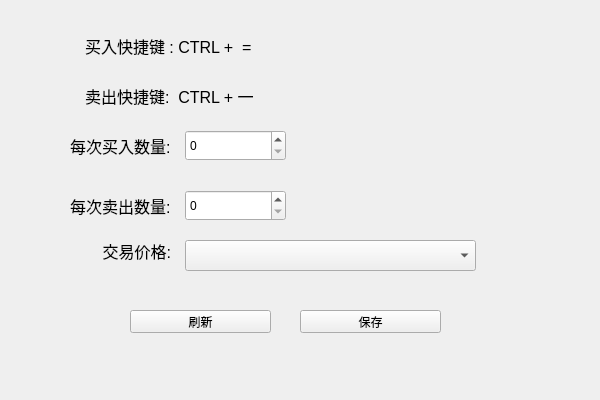
spartawwy/mytrd_proj, file FlashingOrder/FlashingOrder_qt/flashingorder.ui: the form before one commit.
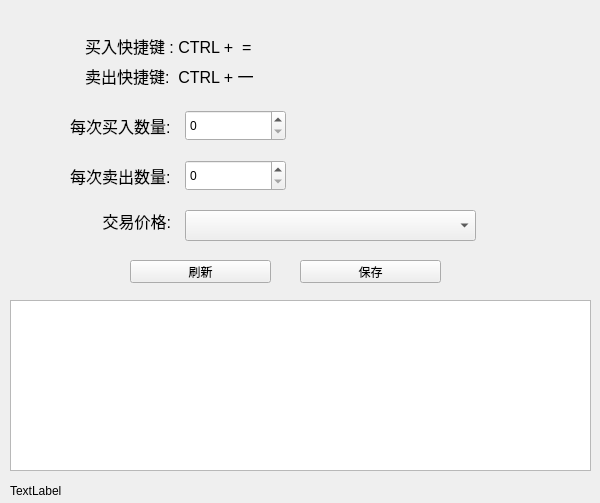
The form after the commit.

Commit message: little eidt for flash order

```diff
--- a/FlashingOrder/FlashingOrder_qt/flashingorder.ui
+++ b/FlashingOrder/FlashingOrder_qt/flashingorder.ui
@@ -7,7 +7,7 @@
     <x>0</x>
     <y>0</y>
     <width>600</width>
-    <height>400</height>
+    <height>503</height>
    </rect>
   </property>
   <property name="windowTitle">
@@ -35,7 +35,7 @@
    <property name="geometry">
     <rect>
      <x>85</x>
-     <y>80</y>
+     <y>60</y>
      <width>191</width>
      <height>31</height>
     </rect>
@@ -53,7 +53,7 @@
    <property name="geometry">
     <rect>
      <x>185</x>
-     <y>130</y>
+     <y>110</y>
      <width>101</width>
      <height>31</height>
     </rect>
@@ -63,7 +63,7 @@
    <property name="geometry">
     <rect>
      <x>185</x>
-     <y>190</y>
+     <y>160</y>
      <width>101</width>
      <height>31</height>
     </rect>
@@ -73,7 +73,7 @@
    <property name="geometry">
     <rect>
      <x>70</x>
-     <y>130</y>
+     <y>110</y>
      <width>111</width>
      <height>31</height>
     </rect>
@@ -91,7 +91,7 @@
    <property name="geometry">
     <rect>
      <x>70</x>
-     <y>190</y>
+     <y>160</y>
      <width>101</width>
      <height>31</height>
     </rect>
@@ -109,7 +109,7 @@
    <property name="geometry">
     <rect>
      <x>130</x>
-     <y>310</y>
+     <y>260</y>
      <width>141</width>
      <height>23</height>
     </rect>
@@ -122,7 +122,7 @@
    <property name="geometry">
     <rect>
      <x>300</x>
-     <y>310</y>
+     <y>260</y>
      <width>141</width>
      <height>23</height>
     </rect>
@@ -135,7 +135,7 @@
    <property name="geometry">
     <rect>
      <x>185</x>
-     <y>240</y>
+     <y>210</y>
      <width>291</width>
      <height>31</height>
     </rect>
@@ -145,7 +145,7 @@
    <property name="geometry">
     <rect>
      <x>80</x>
-     <y>240</y>
+     <y>210</y>
      <width>91</width>
      <height>21</height>
     </rect>
@@ -162,6 +162,29 @@
     <set>Qt::AlignRight|Qt::AlignTrailing|Qt::AlignVCenter</set>
    </property>
   </widget>
+  <widget class="QPlainTextEdit" name="pte_flash_log">
+   <property name="geometry">
+    <rect>
+     <x>10</x>
+     <y>300</y>
+     <width>581</width>
+     <height>171</height>
+    </rect>
+   </property>
+  </widget>
+  <widget class="QLabel" name="label_status">
+   <property name="geometry">
+    <rect>
+     <x>10</x>
+     <y>480</y>
+     <width>581</width>
+     <height>21</height>
+    </rect>
+   </property>
+   <property name="text">
+    <string>TextLabel</string>
+   </property>
+  </widget>
  </widget>
  <layoutdefault spacing="6" margin="11"/>
  <resources>
```
The commit also changes 5 other files.
